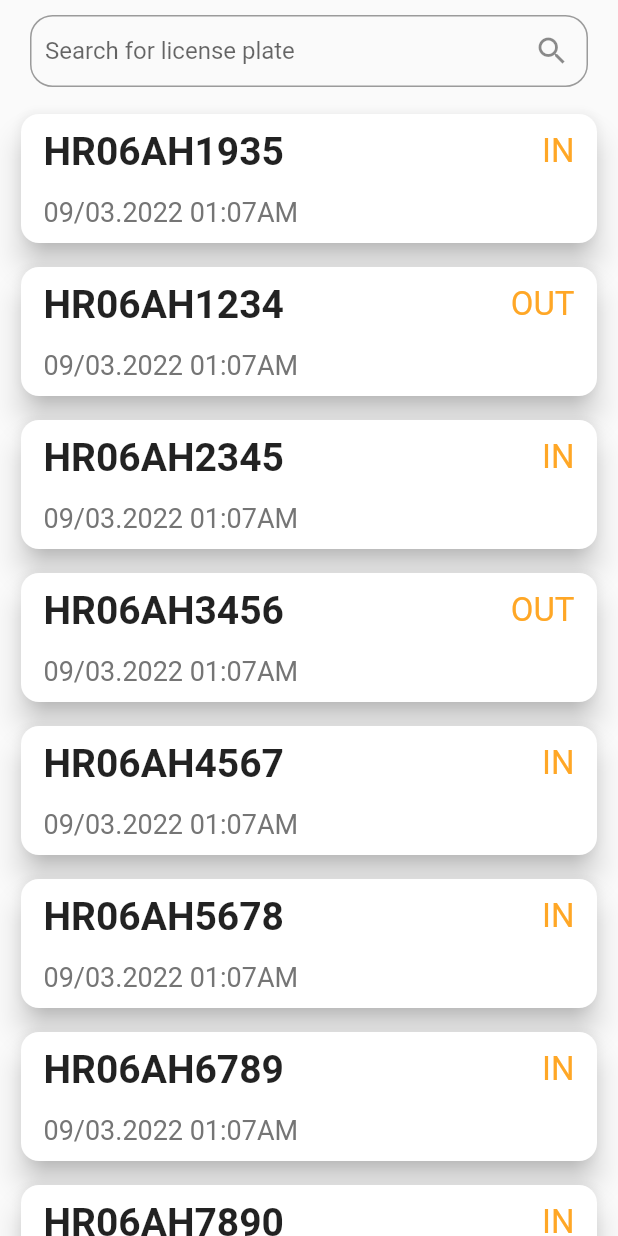
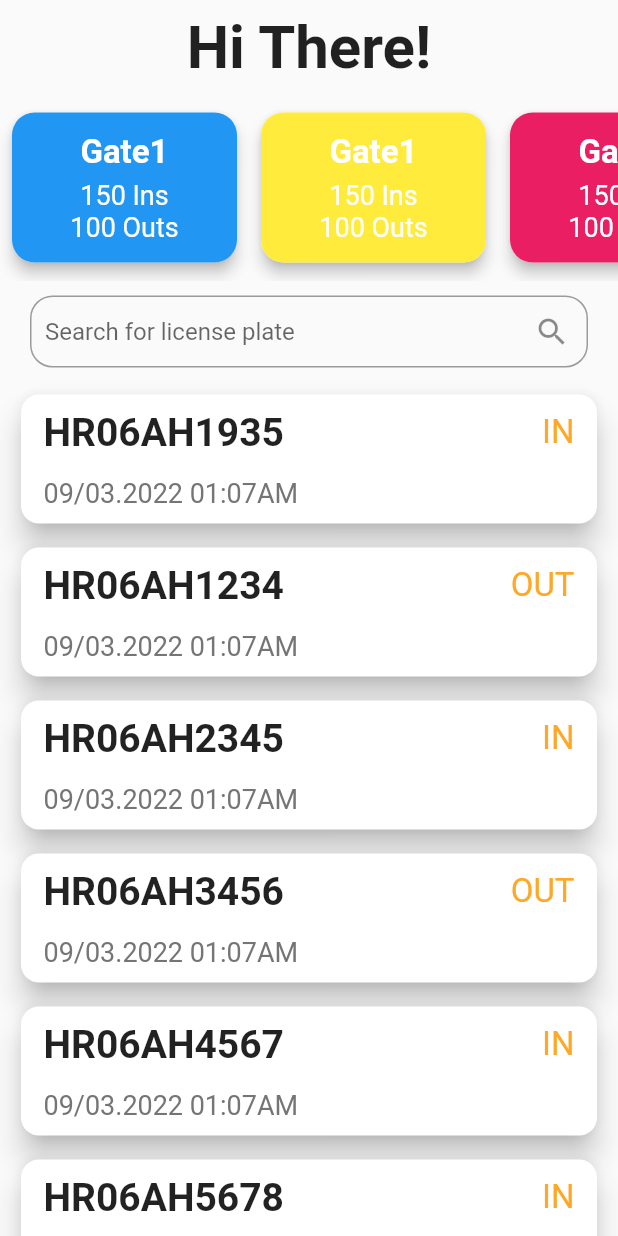
Before and after one commit to Sanchit-sk/NITKKR-ANPR-app, a Flutter app: the screen it shows after launch, on a phone screen of 412 x 824 dp. Run offline on Flutter 3.47's test engine with Material 2 defaults, Android fonts, the phone set to English and light mode, and no system bars; our stand-ins replace syncfusion_flutter_charts.

Commit message:
Locations cards done

```diff
--- a/lib/pages/home_page.dart
+++ b/lib/pages/home_page.dart
@@ -1,6 +1,10 @@
 import 'package:flutter/material.dart';
+import 'package:flutter/rendering.dart';
 import 'package:nit_anpr_app/models/plate_info.dart';
+import 'package:nit_anpr_app/widgets/location_card.dart';
 import 'package:nit_anpr_app/widgets/plate_card.dart';
+import 'package:syncfusion_flutter_charts/charts.dart';
+import 'package:syncfusion_flutter_charts/sparkcharts.dart';
 
 class MySearchBar extends StatelessWidget {
   Icon? suffixIcon;
@@ -46,6 +50,37 @@ class _HomePageState extends State<HomePage> {
       child: SafeArea(
         child: Column(
           children: [
+            Container(
+              padding: const EdgeInsets.all(8),
+              child: const Text(
+                "Hi There!",
+                textAlign: TextAlign.left,
+                style: TextStyle(
+                  fontSize: 40,
+                  fontWeight: FontWeight.bold,
+                ),
+              ),
+            ),
+            SingleChildScrollView(
+              scrollDirection: Axis.horizontal,
+              child: Row(
+                children: [
+                  LocationCard(location: "Gate1", ins: 150, outs: 100),
+                  LocationCard(
+                    location: "Gate1",
+                    ins: 150,
+                    outs: 100,
+                    cardColor: Colors.yellow,
+                  ),
+                  LocationCard(
+                    location: "Gate1",
+                    ins: 150,
+                    outs: 100,
+                    cardColor: Colors.pink,
+                  ),
+                ],
+              ),
+            ),
             Padding(
                 padding:
                     const EdgeInsets.symmetric(horizontal: 20, vertical: 10),
--- /dev/null
+++ b/lib/widgets/location_card.dart
@@ -0,0 +1,63 @@
+import 'package:flutter/material.dart';
+
+class LocationCard extends StatelessWidget {
+  Color cardColor;
+  String location;
+  int ins;
+  int outs;
+  LocationCard(
+      {Key? key,
+      this.cardColor = Colors.blue,
+      required this.location,
+      required this.ins,
+      required this.outs})
+      : super(key: key);
+
+  @override
+  Widget build(BuildContext context) {
+    return Padding(
+      padding: const EdgeInsets.symmetric(horizontal: 4, vertical: 8),
+      child: Card(
+        elevation: 4,
+        shape: RoundedRectangleBorder(borderRadius: BorderRadius.circular(15)),
+        child: Container(
+          height: 100,
+          width: 150,
+          padding: const EdgeInsets.all(8),
+          decoration: BoxDecoration(
+              color: cardColor, borderRadius: BorderRadius.circular(15)),
+          child: Column(
+            mainAxisAlignment: MainAxisAlignment.spaceEvenly,
+            children: [
+              Text(
+                location,
+                style: const TextStyle(
+                    fontSize: 22,
+                    color: Colors.white,
+                    fontWeight: FontWeight.bold),
+              ),
+              Column(
+                children: [
+                  Text(
+                    "$ins Ins",
+                    style: const TextStyle(
+                      color: Colors.white,
+                      fontSize: 18,
+                    ),
+                  ),
+                  Text(
+                    "$outs Outs",
+                    style: const TextStyle(
+                      color: Colors.white,
+                      fontSize: 18,
+                    ),
+                  )
+                ],
+              )
+            ],
+          ),
+        ),
+      ),
+    );
+  }
+}
--- a/pubspec.yaml
+++ b/pubspec.yaml
@@ -34,6 +34,7 @@ dependencies:
   # The following adds the Cupertino Icons font to your application.
   # Use with the CupertinoIcons class for iOS style icons.
   cupertino_icons: ^1.0.2
+  syncfusion_flutter_charts: ^19.4.55
 
 dev_dependencies:
   flutter_test:
```
Also changed, not shown: pubspec.lock.
